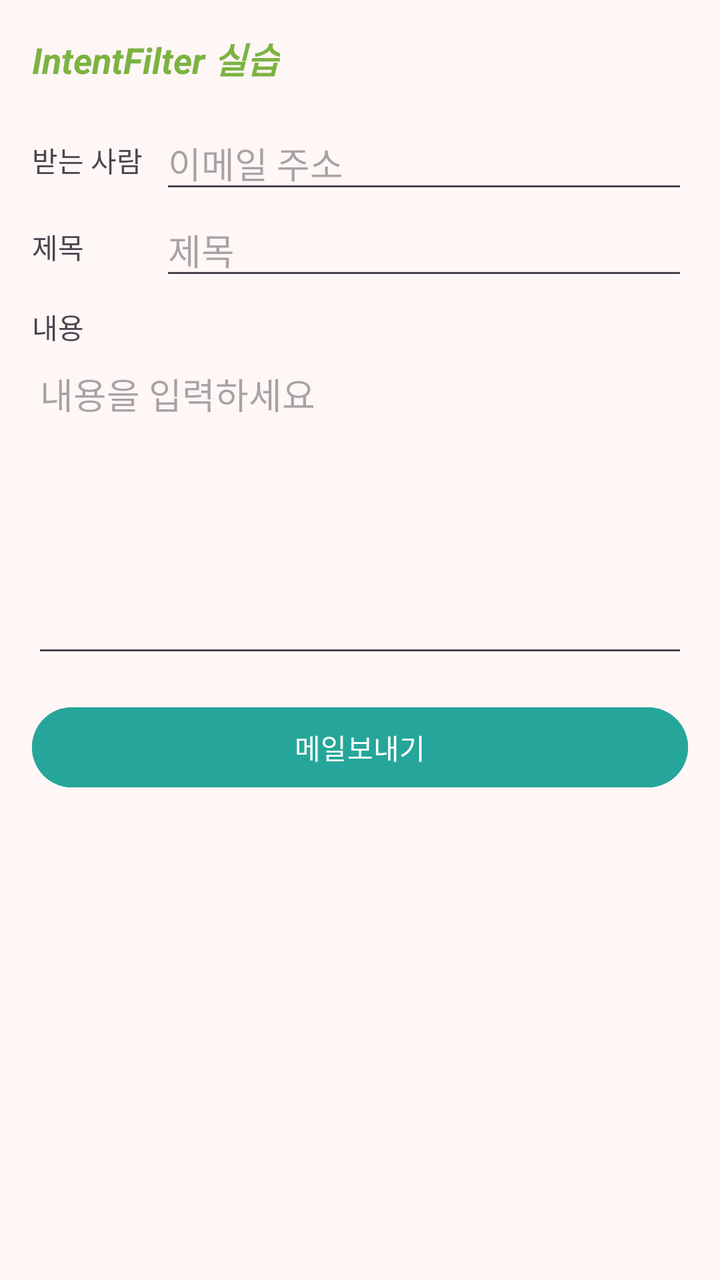
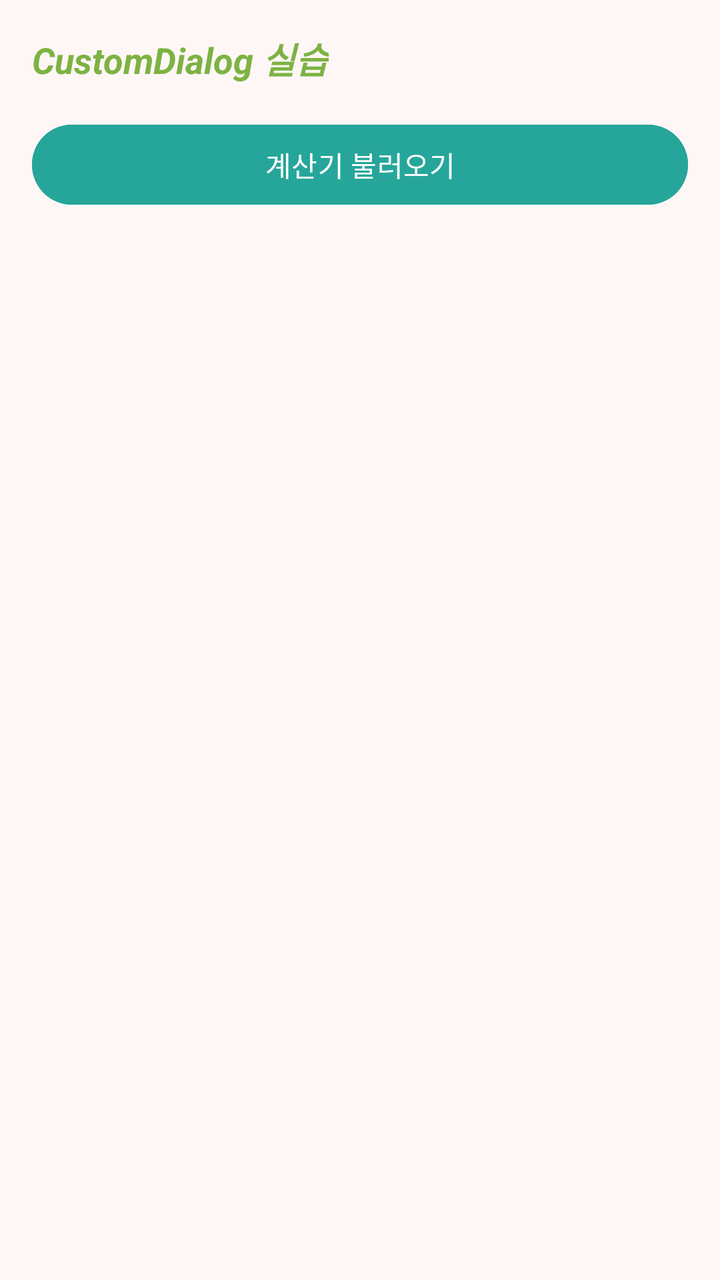

Compare the two renders of this Android layout. The source of the first and the diff that turns it into the second are given below.
<!-- AndroidManifest.xml: application theme Theme.HelloWorld -->
<!-- res/layout/activity_main.xml -->
<?xml version="1.0" encoding="utf-8"?>
<LinearLayout xmlns:android="http://schemas.android.com/apk/res/android"
    xmlns:tools="http://schemas.android.com/tools"
    android:id="@+id/main"
    android:layout_width="match_parent"
    android:layout_height="match_parent"
    android:background="#FFF6F6"
    android:orientation="vertical"
    android:padding="16dp"
    tools:context=".MainActivity">

    <TextView
        android:layout_width="wrap_content"
        android:layout_height="wrap_content"
        android:layout_marginBottom="16dp"
        android:text="IntentFilter 실습"
        android:textColor="#7CB342"
        android:textSize="18sp"
        android:textStyle="bold|italic" />

    
    <LinearLayout
        android:layout_width="match_parent"
        android:layout_height="wrap_content"
        android:gravity="center_vertical"
        android:orientation="horizontal">

        <TextView
            android:layout_width="64dp"
            android:layout_height="wrap_content"
            android:text="받는 사람" />

        <EditText
            android:id="@+id/editText_to"
            android:layout_width="0dp"
            android:layout_height="wrap_content"
            android:layout_weight="1"
            android:hint="이메일 주소"
            android:inputType="textEmailAddress" />
    </LinearLayout>

    
    <LinearLayout
        android:layout_width="match_parent"
        android:layout_height="wrap_content"
        android:gravity="center_vertical"
        android:orientation="horizontal">

        <TextView
            android:layout_width="64dp"
            android:layout_height="wrap_content"
            android:text="제목" />

        <EditText
            android:id="@+id/editText_subject"
            android:layout_width="0dp"
            android:layout_height="wrap_content"
            android:layout_weight="1"
            android:hint="제목"
            android:inputType="text" />
    </LinearLayout>

    
    <TextView
        android:layout_width="wrap_content"
        android:layout_height="wrap_content"
        android:layout_marginTop="8dp"
        android:text="내용" />

    <EditText
        android:id="@+id/editText_body"
        android:layout_width="match_parent"
        android:layout_height="160dp"
        android:gravity="top|start"
        android:hint="내용을 입력하세요"
        android:inputType="textMultiLine" />

    <Button
        android:id="@+id/button"
        android:layout_width="match_parent"
        android:layout_height="wrap_content"
        android:layout_marginTop="16dp"
        android:backgroundTint="#26A69A"
        android:text="메일보내기"
        android:textColor="#FFFFFF" />

</LinearLayout>
<!-- resources referenced by this layout -->
<resources>
  <style name="Theme.HelloWorld" parent="Base.Theme.HelloWorld" />
  <style name="Base.Theme.HelloWorld" parent="Theme.Material3.DayNight.NoActionBar">
          
          
      </style>
</resources>

<!-- the commit's change to res/layout/activity_main.xml (unified diff, before → after) -->
@@ -13,75 +13,16 @@
         android:layout_width="wrap_content"
         android:layout_height="wrap_content"
         android:layout_marginBottom="16dp"
-        android:text="IntentFilter 실습"
+        android:text="CustomDialog 실습"
         android:textColor="#7CB342"
         android:textSize="18sp"
         android:textStyle="bold|italic" />
-
-    
-    <LinearLayout
-        android:layout_width="match_parent"
-        android:layout_height="wrap_content"
-        android:gravity="center_vertical"
-        android:orientation="horizontal">
-
-        <TextView
-            android:layout_width="64dp"
-            android:layout_height="wrap_content"
-            android:text="받는 사람" />
-
-        <EditText
-            android:id="@+id/editText_to"
-            android:layout_width="0dp"
-            android:layout_height="wrap_content"
-            android:layout_weight="1"
-            android:hint="이메일 주소"
-            android:inputType="textEmailAddress" />
-    </LinearLayout>
-
-    
-    <LinearLayout
-        android:layout_width="match_parent"
-        android:layout_height="wrap_content"
-        android:gravity="center_vertical"
-        android:orientation="horizontal">
-
-        <TextView
-            android:layout_width="64dp"
-            android:layout_height="wrap_content"
-            android:text="제목" />
-
-        <EditText
-            android:id="@+id/editText_subject"
-            android:layout_width="0dp"
-            android:layout_height="wrap_content"
-            android:layout_weight="1"
-            android:hint="제목"
-            android:inputType="text" />
-    </LinearLayout>
-
-    
-    <TextView
-        android:layout_width="wrap_content"
-        android:layout_height="wrap_content"
-        android:layout_marginTop="8dp"
-        android:text="내용" />
-
-    <EditText
-        android:id="@+id/editText_body"
-        android:layout_width="match_parent"
-        android:layout_height="160dp"
-        android:gravity="top|start"
-        android:hint="내용을 입력하세요"
-        android:inputType="textMultiLine" />
 
     <Button
         android:id="@+id/button"
         android:layout_width="match_parent"
         android:layout_height="wrap_content"
-        android:layout_marginTop="16dp"
         android:backgroundTint="#26A69A"
-        android:text="메일보내기"
+        android:text="계산기 불러오기"
         android:textColor="#FFFFFF" />
-
 </LinearLayout>
